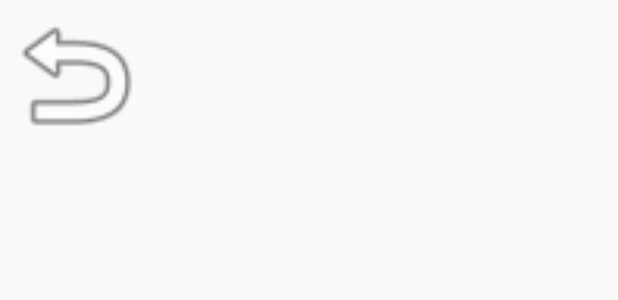
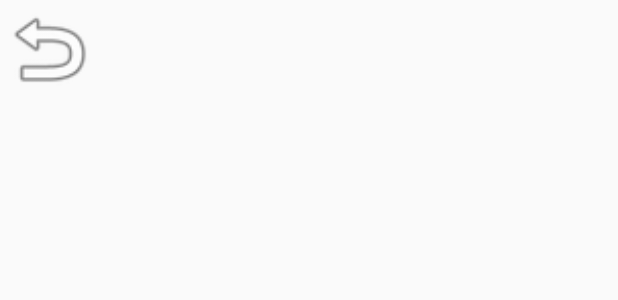
Before and after one commit to klok101/FirebaseExampleAppCholewa, an Android app: the layout activity_display_events.xml on its own in the app's theme, with its tools: preview values and no code run, on a phone screen of 412 x 824 dp. Shown: the top 300 px of the screen. Run offline under Robolectric (Android 15) with nearby library versions, the phone set to English and light mode, and no system bars.

Commit message:
1/14/2020: Everything done, before enhancements. CLEAN VERSION

```diff
--- a/app/src/main/res/layout/activity_display_events.xml
+++ b/app/src/main/res/layout/activity_display_events.xml
@@ -7,8 +7,8 @@
     tools:context=".DisplayEventsActivity">
 
     <ImageView
-        android:layout_width="100dp"
-        android:layout_height="100dp"
+        android:layout_width="65dp"
+        android:layout_height="65dp"
         android:onClick="backToHome"
         app:srcCompat="@android:drawable/ic_menu_revert" />
 
```
